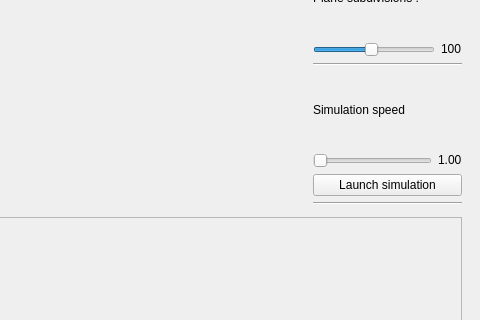
This is ui/ui/mainwindow.ui in binaryHips/Projet3D as Qt 5 draws it before an edit; both pictures show x 159 to 639 and y 193 to 513 of the 639 by 630 pixel window. The edited form follows.
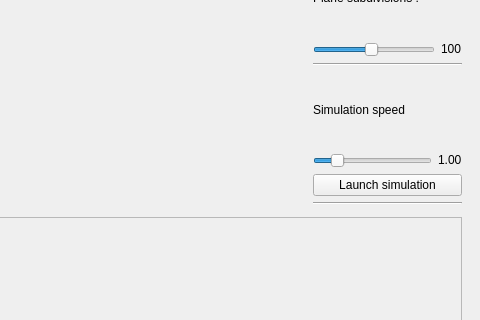
This is the edited form. Custom widgets are drawn as their Qt base class.

What changed in the file:
```diff
--- a/ui/ui/mainwindow.ui
+++ b/ui/ui/mainwindow.ui
@@ -128,6 +128,9 @@
                 <property name="maximum">
                  <number>500</number>
                 </property>
+                <property name="value">
+                 <number>100</number>
+                </property>
                 <property name="orientation">
                  <enum>Qt::Orientation::Horizontal</enum>
                 </property>
```
